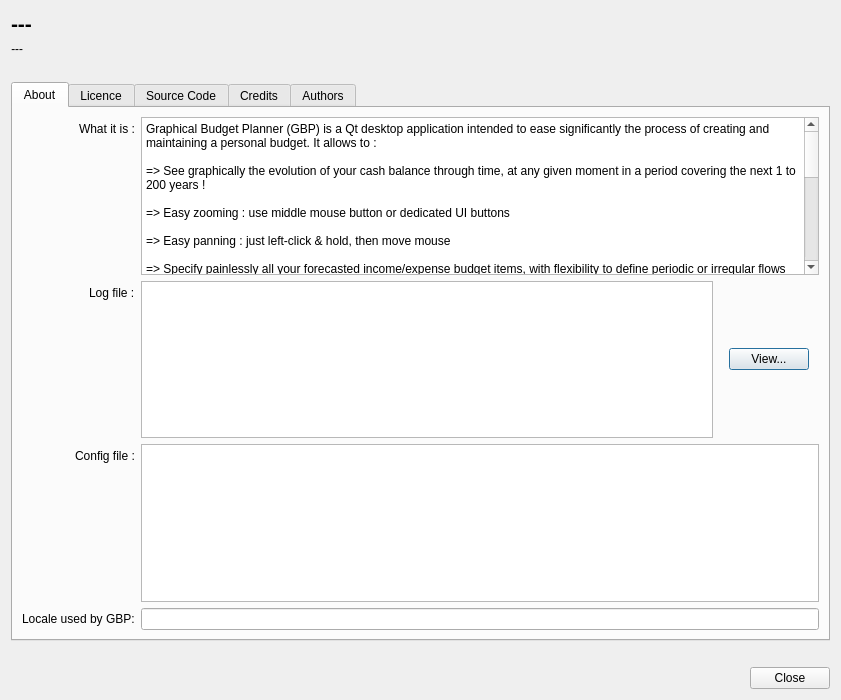
The window that src/aboutdialog.ui (redmoon1945/gbp) describes before a commit, drawn with Qt 5.
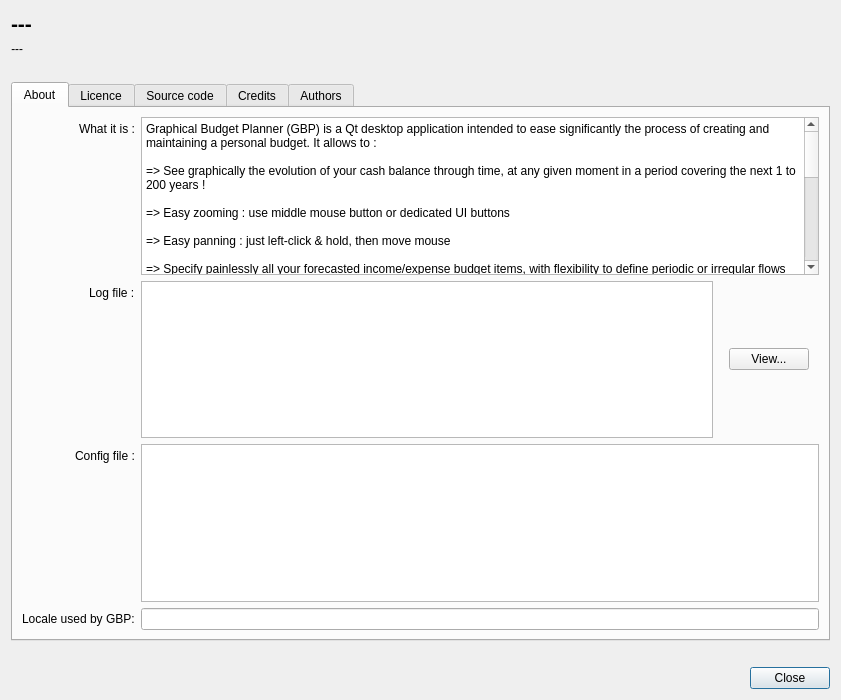
The same window after the commit. The open tabs and pages were chosen to show the change.

Patch:
```diff
--- a/src/aboutdialog.ui
+++ b/src/aboutdialog.ui
@@ -150,6 +150,9 @@
                  <property name="text">
                   <string>View...</string>
                  </property>
+                 <property name="autoDefault">
+                  <bool>false</bool>
+                 </property>
                 </widget>
                </item>
                <item>
@@ -232,7 +235,7 @@
        </widget>
        <widget class="QWidget" name="tab">
         <attribute name="title">
-         <string>Source Code</string>
+         <string>Source code</string>
         </attribute>
         <layout class="QVBoxLayout" name="verticalLayout_10">
          <item>
@@ -332,6 +335,12 @@
          <property name="text">
           <string>Close</string>
          </property>
+         <property name="autoDefault">
+          <bool>false</bool>
+         </property>
+         <property name="default">
+          <bool>true</bool>
+         </property>
         </widget>
        </item>
       </layout>
```
Left out of the diff: 24 changed lines with no effect on the pictures.
